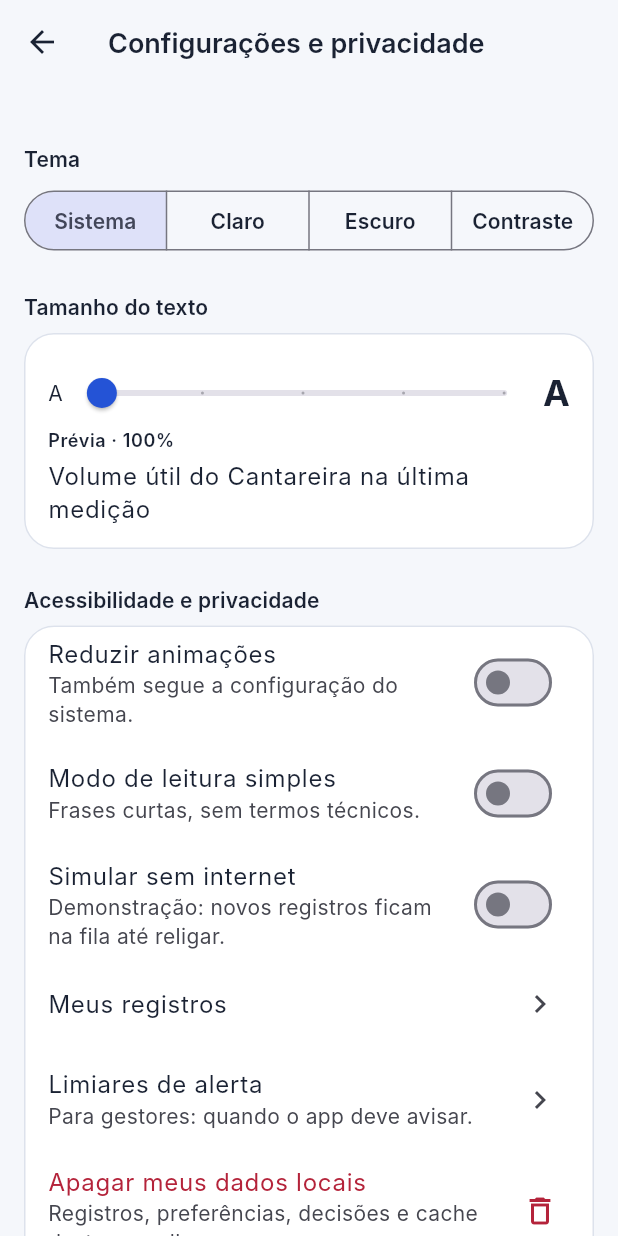
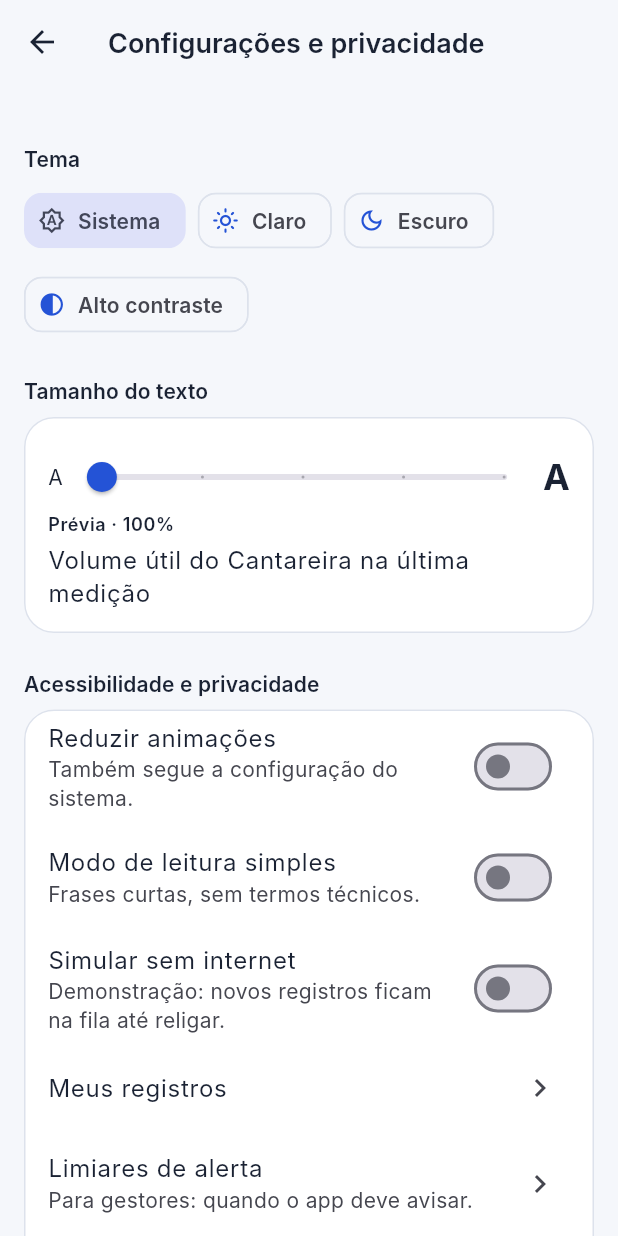
Before and after one commit to JoaoVictorAAbreu-Dev/gs-2026-cpad, a Flutter app: the HomeScreen screen opened by its route, after a tap on the "settings" icon, on a phone screen of 412 x 824 dp. Run offline on Flutter 3.47's test engine with Material 3 defaults, Android fonts, the phone set to English and light mode, and no system bars; our stand-ins replace dio, flutter_riverpod, go_router, shared_preferences; accounts and stored records are empty.

Commit message:
fix(ui): theme chips wrap, overview header wraps with large text, chart hides band labels without room
Claude-Session: https://claude.ai/code/session_015kK1Krvoco6iizem2W6abY

```diff
--- a/lib/features/home/home_screen.dart
+++ b/lib/features/home/home_screen.dart
@@ -144,9 +144,14 @@ class _ReservoirCard extends ConsumerWidget {
         child: Column(
           crossAxisAlignment: CrossAxisAlignment.start,
           children: [
-            Row(
+            // Wrap: com fonte grande a etiqueta desce de linha em vez de espremer o título.
+            Wrap(
+              spacing: PulsoSpacing.sm,
+              runSpacing: PulsoSpacing.xs,
+              crossAxisAlignment: WrapCrossAlignment.center,
+              alignment: WrapAlignment.spaceBetween,
               children: [
-                Expanded(child: Text('Cantareira · volume útil', style: text.titleMedium)),
+                Text('Cantareira · volume útil', style: text.titleMedium),
                 DataSourceTag(real: snapshot.origin == DataOrigin.real),
               ],
             ),
--- a/lib/features/settings/settings_screen.dart
+++ b/lib/features/settings/settings_screen.dart
@@ -29,16 +29,25 @@ class SettingsScreen extends ConsumerWidget {
         padding: const EdgeInsets.all(PulsoSpacing.screen),
         children: [
           header('Tema'),
-          SegmentedButton<PulsoThemeMode>(
-            segments: const [
-              ButtonSegment(value: PulsoThemeMode.system, label: Text('Sistema')),
-              ButtonSegment(value: PulsoThemeMode.light, label: Text('Claro')),
-              ButtonSegment(value: PulsoThemeMode.dark, label: Text('Escuro')),
-              ButtonSegment(value: PulsoThemeMode.highContrast, label: Text('Contraste')),
+          // Chips em Wrap: com texto grande os rótulos descem de linha em vez de quebrar palavras.
+          Wrap(
+            spacing: PulsoSpacing.sm,
+            runSpacing: PulsoSpacing.sm,
+            children: [
+              for (final (mode, label, icon) in const [
+                (PulsoThemeMode.system, 'Sistema', Icons.brightness_auto_outlined),
+                (PulsoThemeMode.light, 'Claro', Icons.light_mode_outlined),
+                (PulsoThemeMode.dark, 'Escuro', Icons.dark_mode_outlined),
+                (PulsoThemeMode.highContrast, 'Alto contraste', Icons.contrast),
+              ])
+                ChoiceChip(
+                  avatar: Icon(icon, size: 18),
+                  label: Text(label),
+                  selected: s.themeMode == mode,
+                  showCheckmark: false,
+                  onSelected: (_) => ctrl.setTheme(mode),
+                ),
             ],
-            selected: {s.themeMode},
-            showSelectedIcon: false,
-            onSelectionChanged: (v) => ctrl.setTheme(v.first),
           ),
           header('Tamanho do texto'),
           Card(
--- a/lib/shared/widgets/reservoir_chart.dart
+++ b/lib/shared/widgets/reservoir_chart.dart
@@ -232,7 +232,10 @@ class _ChartPainter extends CustomPainter {
         Rect.fromLTRB(plot.left, yOf(top), plot.right, yOf(bottom)),
         Paint()..color = c.withValues(alpha: 0.55),
       );
-      _text(canvas, band.label, Offset(plot.left + 4, yOf(top) + 2), colors.muted);
+      // Só rotula a faixa se houver altura para o texto (evita colidir com o eixo X).
+      if (yOf(bottom) - yOf(top) >= 18) {
+        _text(canvas, band.label, Offset(plot.left + 4, yOf(top) + 2), colors.muted);
+      }
       if (band.lower.isFinite && band.lower > minY && band.lower < maxY) {
         canvas.drawLine(
           Offset(plot.left, yOf(band.lower)),
```
